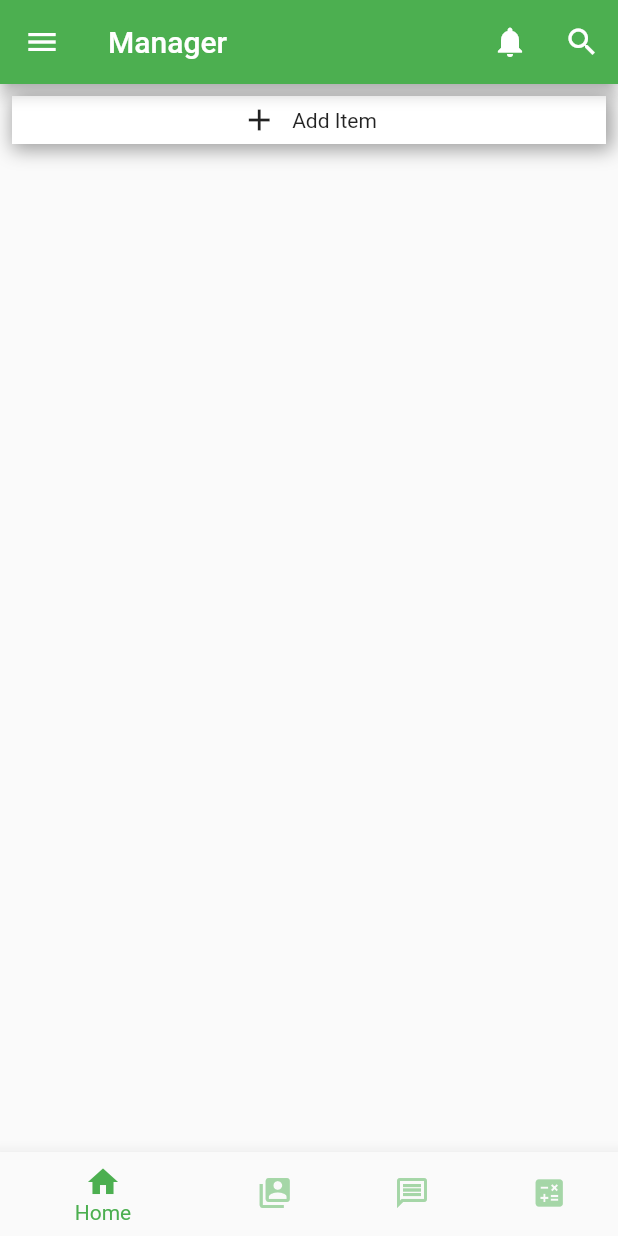
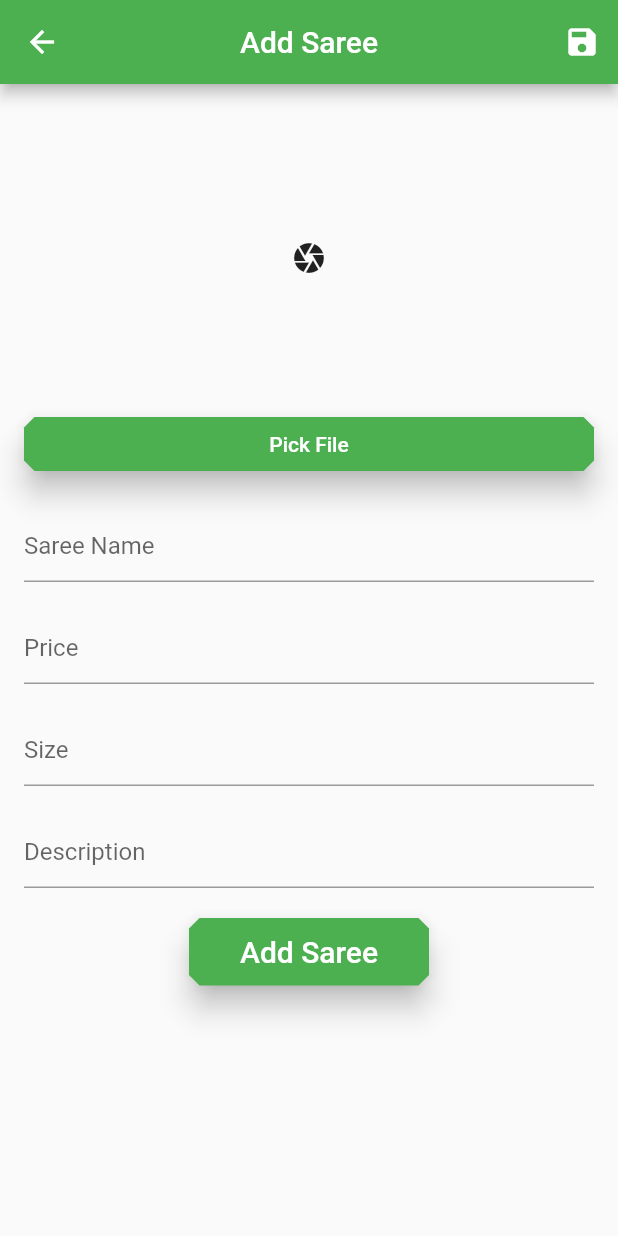
Before and after one commit to gopalkatariya44/ama, a Flutter app: the screen it shows after launch, after a tap on "Add Item", on a phone screen of 412 x 824 dp. Run offline on Flutter 3.47's test engine with Material 2 defaults, Android fonts, the light colour scheme and no system bars; our stand-ins replace image_picker; missing offline and left inert: flutter_simple_calculator.

Commit message:
implemented adding sarees

```diff
--- a/lib/main.dart
+++ b/lib/main.dart
@@ -1,7 +1,9 @@
 import 'package:ama/screens/home_screen%20.dart';
 import 'package:flutter/material.dart';
+import 'package:provider/provider.dart';
 
-import '../routes.dart';
+import 'modal/sareeschanger.dart';
+import 'resources/routes.dart';
 import '../screens/SplashScreen/splash_screen.dart';
 import '../screens/notifications_screen.dart';
 
@@ -12,7 +14,13 @@ void main() {
 class MyApp extends StatelessWidget {
   @override
   Widget build(BuildContext context) {
-    return MaterialApp(
+    return MultiProvider(
+      providers: [
+        ChangeNotifierProvider<SareesChanger?>(
+          create: (context) => SareesChanger(),
+        ),
+      ],
+      child: MaterialApp(
         debugShowCheckedModeBanner: false,
         title: 'Flutter Demo',
         theme: ThemeData(
@@ -23,6 +31,7 @@ class MyApp extends StatelessWidget {
           Routes.homeScreen: (context) => MyHomePage(),
           Routes.notificationScreen: (context) => NotificationsScreen(),
         },
+      ),
     );
   }
 }
--- /dev/null
+++ b/lib/modal/sarees.dart
@@ -0,0 +1,15 @@
+class Sarees {
+  String title;
+  double price;
+  String imageUrl;
+  double size;
+  String description;
+
+  Sarees({
+    required this.description,
+    required this.imageUrl,
+    required this.price,
+    required this.size,
+    required this.title,
+  });
+}
--- /dev/null
+++ b/lib/modal/sareeschanger.dart
@@ -0,0 +1,11 @@
+import 'package:ama/modal/sarees.dart';
+import 'package:flutter/cupertino.dart';
+
+class SareesChanger with ChangeNotifier {
+  List<Sarees?> sarees = [];
+
+  void addSaree(Sarees? saree) {
+    sarees.add(saree);
+    notifyListeners();
+  }
+}
--- a/lib/routes.dart
+++ b/lib/resources/routes.dart
@@ -1,5 +1,5 @@
 class Routes {
   static final String homeScreen = 'my-home-page';
   static final String notificationScreen = 'notification-screen';
-  // static final String search
+  static final String sarees = 'sarees';
 }
--- a/lib/screens/BottomNavigationBar/home.dart
+++ b/lib/screens/BottomNavigationBar/home.dart
@@ -1,8 +1,12 @@
+import 'package:ama/modal/sareeschanger.dart';
+import 'package:ama/screens/addsaree.dart';
 import 'package:flutter/material.dart';
+import 'package:provider/provider.dart';
 
 class HomePage extends StatelessWidget {
   @override
   Widget build(BuildContext context) {
+    var sareeProvider = Provider.of<SareesChanger?>(context);
     return Padding(
       padding: const EdgeInsets.all(8.0),
       child: Column(
@@ -15,12 +19,14 @@ class HomePage extends StatelessWidget {
                       color: Colors.grey,
                       offset: const Offset(2.0, 2.0),
                       blurRadius: 10.0,
-                        spreadRadius: 2.0), //BoxShadow
+                      spreadRadius: 2.0,
+                    ), //BoxShadow
                     BoxShadow(
                       color: Colors.white,
                       offset: const Offset(0.0, 0.0),
                       blurRadius: 0.0,
-                        spreadRadius: 0.0)
+                      spreadRadius: 0.0,
+                    ),
                   ],
                   border: Border.all(
                       color: Colors.green,
@@ -40,9 +46,27 @@ class HomePage extends StatelessWidget {
                 ],
               ),
             ),
-            onTap: () {},
-          )
-
+            onTap: () {
+              Navigator.of(context).push(
+                MaterialPageRoute(
+                  builder: (context) => AddSareeScreen(),
+                ),
+              );
+            },
+          ),
+          if (sareeProvider == null) CircularProgressIndicator(),
+          if (sareeProvider!.sarees.isEmpty) Text("No Sarees please add some"),
+          if (sareeProvider.sarees.isNotEmpty)
+            Expanded(
+              child: ListView.builder(
+                itemBuilder: (ctx, index) {
+                  return ListTile(
+                    title: Text(sareeProvider.sarees[index]!.title),
+                  );
+                },
+                itemCount: sareeProvider.sarees.length,
+              ),
+            ),
         ],
       ),
     );
--- a/lib/screens/SplashScreen/splash_screen.dart
+++ b/lib/screens/SplashScreen/splash_screen.dart
@@ -1,8 +1,10 @@
 import 'dart:async';
 
+import 'package:ama/modal/sareeschanger.dart';
 import 'package:flutter/material.dart';
+import 'package:provider/provider.dart';
 
-import '../../routes.dart';
+import '../../resources/routes.dart';
 
 class SplashScreen extends StatefulWidget {
   @override
--- /dev/null
+++ b/lib/screens/addsaree.dart
@@ -0,0 +1,228 @@
+import 'package:ama/modal/sarees.dart';
+import 'package:ama/modal/sareeschanger.dart';
+import 'package:flutter/material.dart';
+import 'package:image_picker/image_picker.dart';
+import 'package:provider/provider.dart';
+
+class AddSareeScreen extends StatefulWidget {
+  @override
+  _AddSareeScreenState createState() => _AddSareeScreenState();
+}
+
+class _AddSareeScreenState extends State<AddSareeScreen> {
+  late SareesChanger? sareesChanger;
+  String? title;
+  double? price;
+  String? imageUrl;
+  double? size;
+  String? description;
+
+  final key = GlobalKey<FormState>();
+  PickedFile? imagePicker;
+  bool imagePickedFromFile = false, imagePickedFromWeb = false;
+  final picker = ImagePicker();
+
+  void startImagePicker() async {
+    imagePicker = await picker.getImage(
+      source: ImageSource.camera,
+      imageQuality: 7,
+    );
+    setState(() {
+      imagePickedFromFile = true;
+    });
+  }
+
+  void onSave() async {
+    if (key.currentState!.validate()) {
+      key.currentState!.save();
+
+      await showDialog(
+        context: context,
+        builder: (ctx) => AlertDialog(
+          title: Text("Confirm"),
+          content: Text("Are you sure you want to add the product"),
+          actions: [
+            TextButton(
+              onPressed: () async {
+                sareesChanger!.addSaree(
+                  new Sarees(
+                    description: description!,
+                    imageUrl: imagePicker!.path,
+                    price: price!,
+                    size: size!,
+                    title: title!,
+                  ),
+                );
+                Navigator.pop(context);
+                Navigator.pop(context);
+              },
+              child: Text(
+                "ADD",
+              ),
+            ),
+            TextButton(
+              onPressed: () {
+                return Navigator.of(context).pop(false);
+              },
+              child: Text(
+                "NO",
+              ),
+            ),
+          ],
+        ),
+      );
+    }
+  }
+
+  @override
+  Widget build(BuildContext context) {
+    sareesChanger = Provider.of<SareesChanger?>(context);
+    return Scaffold(
+      appBar: AppBar(
+        title: Text("Add Saree"),
+        centerTitle: true,
+        actions: [
+          IconButton(
+            icon: Icon(Icons.save),
+            onPressed: () {},
+          ),
+        ],
+      ),
+      body: Container(
+        padding: EdgeInsets.all(16),
+        child: Form(
+          key: key,
+          child: ListView(
+            children: [
+              Container(
+                height: 200,
+                width: 200,
+                child: imagePickedFromFile
+                    ? Image.asset(imagePicker!.path)
+                    : Center(
+                        child: Icon(
+                          Icons.camera,
+                        ),
+                      ),
+              ),
+              Container(
+                width: 200,
+                child: ElevatedButton(
+                  style: ElevatedButton.styleFrom(
+                    elevation: 8,
+                    shape: const BeveledRectangleBorder(
+                      borderRadius: BorderRadius.all(Radius.circular(7)),
+                    ),
+                  ),
+                  onPressed: startImagePicker,
+                  child: Text(
+                    "Pick File",
+                    style: TextStyle(color: Colors.white),
+                  ),
+                ),
+              ),
+              SizedBox(
+                height: 20,
+              ),
+              TextFormField(
+                key: UniqueKey(),
+                decoration: InputDecoration(
+                  hintText: "Saree Name",
+                ),
+                validator: (value) {
+                  if (value!.isEmpty) {
+                    return "Please enter name of saree";
+                  }
+                  return null;
+                },
+                onSaved: (value) {
+                  title = value!;
+                },
+              ),
+              SizedBox(
+                height: 20,
+              ),
+              TextFormField(
+                keyboardType: TextInputType.numberWithOptions(
+                  decimal: true,
+                ),
+                decoration: InputDecoration(
+                  hintText: "Price",
+                ),
+                validator: (value) {
+                  if (value!.isEmpty) {
+                    return "Please enter price name";
+                  }
+                  return null;
+                },
+                onSaved: (value) {
+                  price = double.parse(value!);
+                },
+              ),
+              SizedBox(
+                height: 20,
+              ),
+              TextFormField(
+                decoration: InputDecoration(
+                  hintText: "Size",
+                ),
+                validator: (value) {
+                  if (value!.isEmpty) {
+                    return "Please enter the size of saree";
+                  }
+                  return null;
+                },
+                onSaved: (value) {
+                  size = double.parse(value!);
+                },
+              ),
+              SizedBox(
+                height: 20,
+              ),
+              TextFormField(
+                decoration: InputDecoration(
+                  hintText: "Description",
+                ),
+                validator: (value) {
+                  if (value!.isEmpty) {
+                    return "Enter the description";
+                  }
+                  return null;
+                },
+                onSaved: (value) {
+                  description = value!;
+                },
+              ),
+              SizedBox(
+                height: 20,
+              ),
+              Center(
+                child: Container(
+                  height: 45,
+                  width: 160,
+                  child: ElevatedButton(
+                    style: ElevatedButton.styleFrom(
+                      elevation: 8,
+                      shape: const BeveledRectangleBorder(
+                        borderRadius: BorderRadius.all(Radius.circular(7)),
+                      ),
+                    ),
+                    onPressed: () => onSave(),
+                    child: Text(
+                      "Add Saree",
+                      textAlign: TextAlign.center,
+                      style: TextStyle(
+                        fontSize: 20,
+                        color: Colors.white,
+                      ),
+                    ),
+                  ),
+                ),
+              ),
+            ],
+          ),
+        ),
+      ),
+    );
+  }
+}
--- a/lib/screens/home_screen .dart
+++ b/lib/screens/home_screen .dart
@@ -1,4 +1,4 @@
-import 'package:ama/routes.dart';
+import 'package:ama/resources/routes.dart';
 import 'package:ama/screens/BottomNavigationBar/chat_screen.dart';
 import 'package:ama/screens/BottomNavigationBar/employee_screen.dart';
 import 'package:ama/screens/drawer.dart';
--- a/pubspec.yaml
+++ b/pubspec.yaml
@@ -18,7 +18,7 @@ publish_to: 'none' # Remove this line if you wish to publish to pub.dev
 version: 1.0.0+1
 
 environment:
-  sdk: ">=2.7.0 <3.0.0"
+  sdk: '>=2.12.0 <3.0.0'
 
 dependencies:
   flutter:
@@ -28,8 +28,10 @@ dependencies:
   # The following adds the Cupertino Icons font to your application.
   # Use with the CupertinoIcons class for iOS style icons.
   cupertino_icons: ^1.0.2
-  flutter_simple_calculator: ^1.0.4
+  flutter_simple_calculator: ^2.0.0-nullsafety.1
   provider: ^5.0.0
+  path: ^1.8.0
+  image_picker: ^0.7.5+2
 
 
 dev_dependencies:
```
Also changed, not shown: pubspec.lock. Lines whose indentation alone changed are shown as unchanged.
